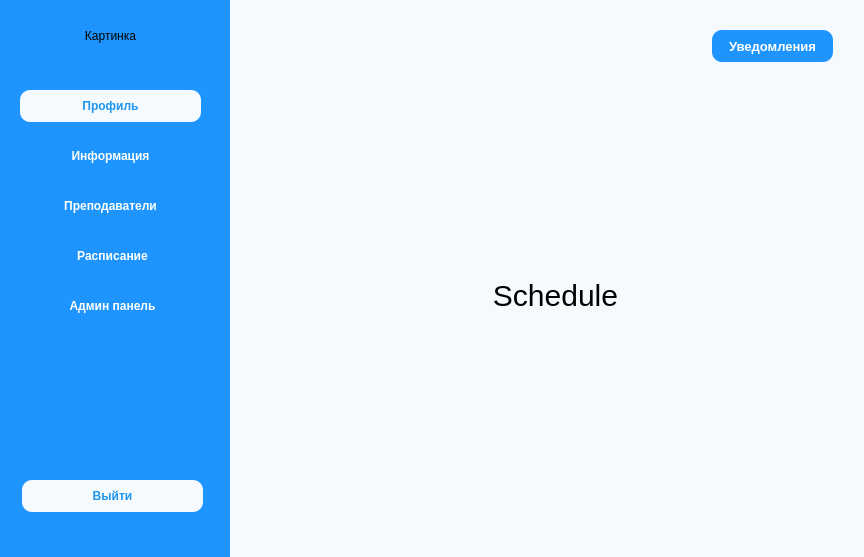
Old version of the form App2/UI/mainUI.ui in the repository Heyaski/carSchoolApp.
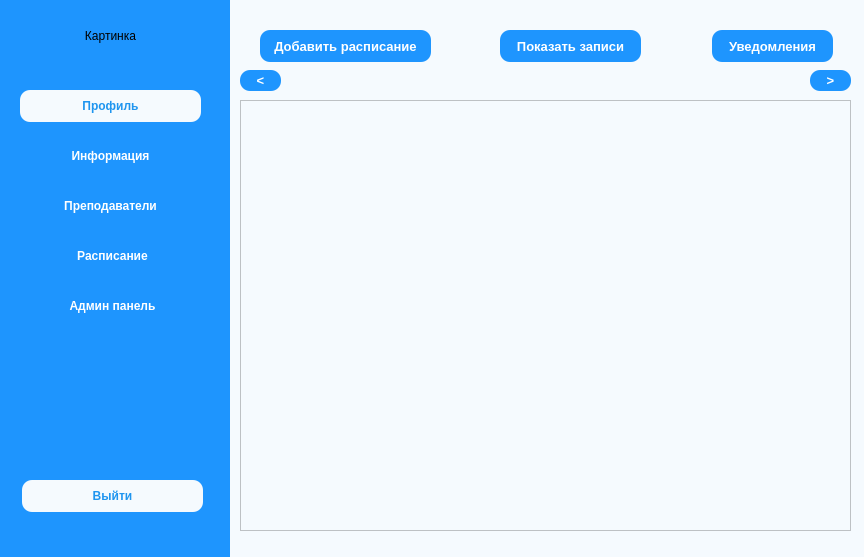
New version of the form. The open tabs and pages were chosen to show the change.

What changed in the file:
```diff
--- a/App2/UI/mainUI.ui
+++ b/App2/UI/mainUI.ui
@@ -212,10 +212,10 @@
     <widget class="QStackedWidget" name="stackedWidget">
      <property name="geometry">
       <rect>
-       <x>20</x>
-       <y>90</y>
-       <width>591</width>
-       <height>441</height>
+       <x>10</x>
+       <y>70</y>
+       <width>611</width>
+       <height>461</height>
       </rect>
      </property>
      <property name="styleSheet">
@@ -475,23 +475,70 @@
       </widget>
      </widget>
      <widget class="QWidget" name="schedule_page">
-      <widget class="QLabel" name="label_5">
+      <property name="styleSheet">
+       <string notr="true">QPushButton {
+	border-radius: 10px;
+	background: #1E95FE;
+	color: white;
+	font-weight: bold;
+	font-size: 13px;
+}</string>
+      </property>
+      <widget class="QTableWidget" name="scheduleTableWidget">
        <property name="geometry">
         <rect>
-         <x>180</x>
-         <y>160</y>
-         <width>251</width>
-         <height>91</height>
+         <x>0</x>
+         <y>30</y>
+         <width>611</width>
+         <height>431</height>
         </rect>
+       </property>
+      </widget>
+      <widget class="QPushButton" name="prevWeekBtn">
+       <property name="geometry">
+        <rect>
+         <x>0</x>
+         <y>0</y>
+         <width>41</width>
+         <height>21</height>
+        </rect>
+       </property>
+       <property name="cursor">
+        <cursorShape>PointingHandCursor</cursorShape>
+       </property>
+       <property name="text">
+        <string>&lt;</string>
+       </property>
+      </widget>
+      <widget class="QPushButton" name="nextWeekBtn">
+       <property name="geometry">
+        <rect>
+         <x>570</x>
+         <y>0</y>
+         <width>41</width>
+         <height>21</height>
+        </rect>
+       </property>
+       <property name="cursor">
+        <cursorShape>PointingHandCursor</cursorShape>
        </property>
        <property name="styleSheet">
-        <string notr="true">font-size: 30px;</string>
+        <string notr="true">QPushButton {
+&quot;
+                                       &quot;    border-radius: 10px;
+&quot;
+                                       &quot;    background: #1E95FE;
+&quot;
+                                       &quot;    color: white;
+&quot;
+                                       &quot;    font-weight: bold;
+&quot;
+                                       &quot;    font-size: 13px;
+&quot;
+                                       &quot;}</string>
        </property>
        <property name="text">
-        <string>Schedule</string>
-       </property>
-       <property name="alignment">
-        <set>Qt::AlignCenter</set>
+        <string>&gt;</string>
        </property>
       </widget>
      </widget>
@@ -762,6 +809,56 @@
       <string>Уведомления</string>
      </property>
     </widget>
+    <widget class="QPushButton" name="addScheduleBtn">
+     <property name="geometry">
+      <rect>
+       <x>30</x>
+       <y>30</y>
+       <width>171</width>
+       <height>32</height>
+      </rect>
+     </property>
+     <property name="cursor">
+      <cursorShape>PointingHandCursor</cursorShape>
+     </property>
+     <property name="styleSheet">
+      <string notr="true">QPushButton {
+	border-radius: 10px;
+	background: #1E95FE;
+	color: white;
+	font-weight: bold;
+	font-size: 13px;
+}</string>
+     </property>
+     <property name="text">
+      <string>Добавить расписание</string>
+     </property>
+    </widget>
+    <widget class="QPushButton" name="showUsersBtn">
+     <property name="geometry">
+      <rect>
+       <x>270</x>
+       <y>30</y>
+       <width>141</width>
+       <height>32</height>
+      </rect>
+     </property>
+     <property name="cursor">
+      <cursorShape>PointingHandCursor</cursorShape>
+     </property>
+     <property name="styleSheet">
+      <string notr="true">QPushButton {
+	border-radius: 10px;
+	background: #1E95FE;
+	color: white;
+	font-weight: bold;
+	font-size: 13px;
+}</string>
+     </property>
+     <property name="text">
+      <string>Показать записи</string>
+     </property>
+    </widget>
    </widget>
   </widget>
  </widget>
```
Left out of the diff: 2 changed lines with no effect on the pictures.
